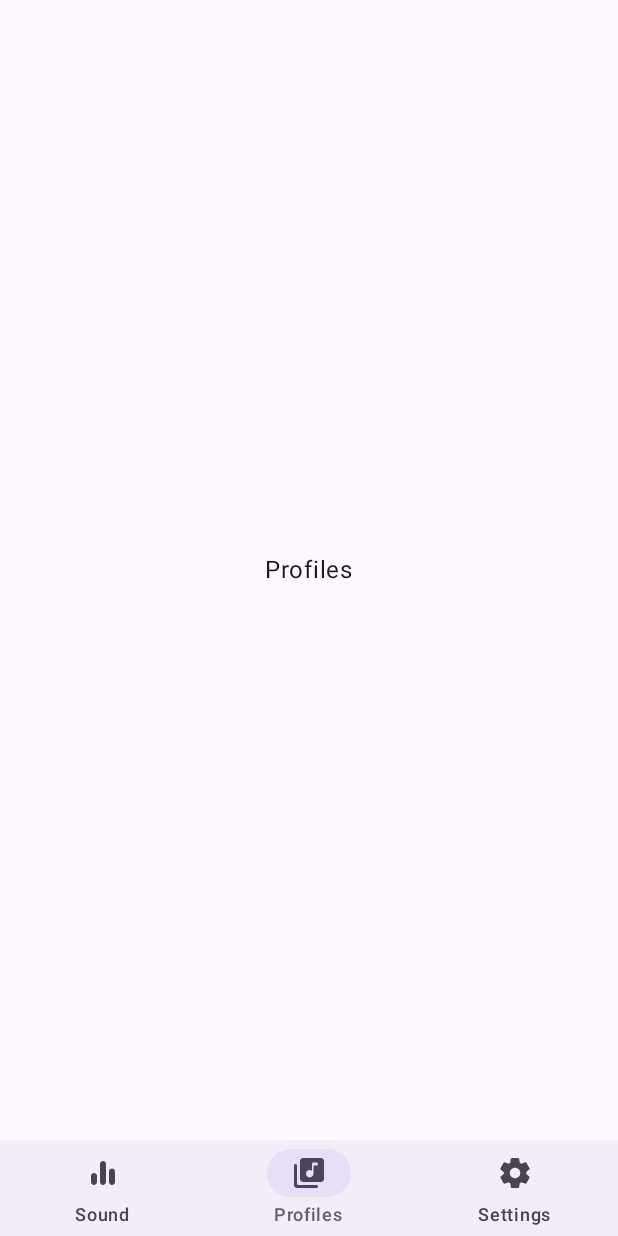
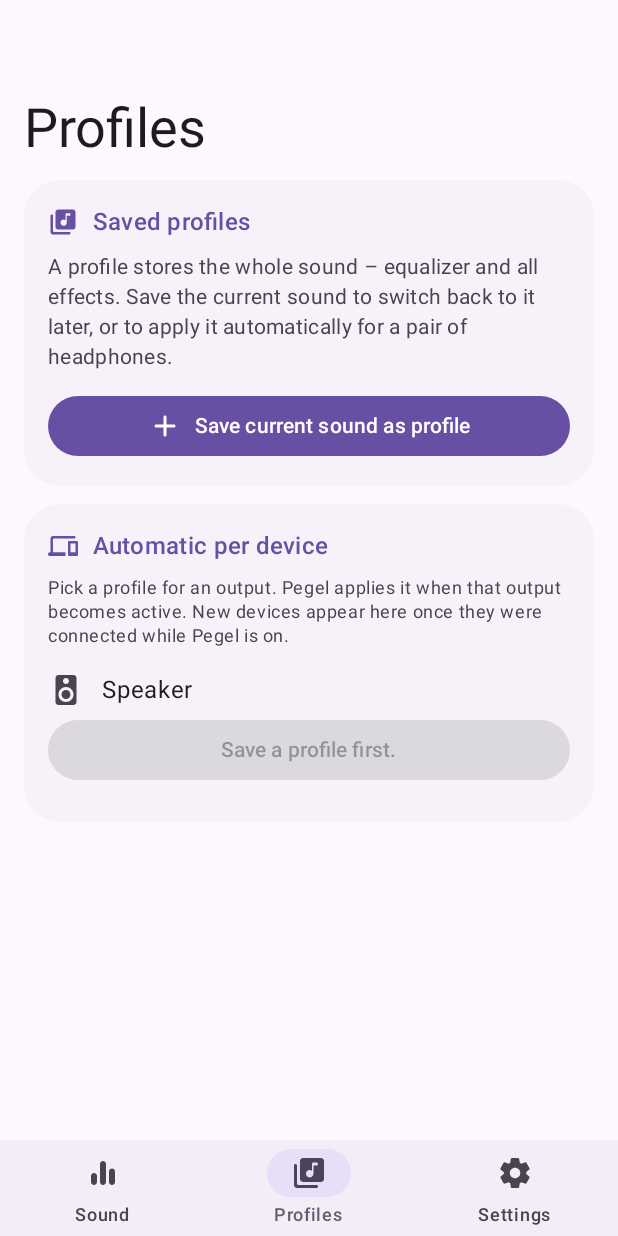
Before and after one commit to pepperonas/pegel, an Android app built with Jetpack Compose: the screen it shows after launch (MainActivity), item 2 of the bottom bar chosen, on a phone screen of 412 x 824 dp. Run offline under Robolectric (Android 15) with nearby library versions, the phone set to English and light mode, and no system bars; our stand-ins replace Room's generated code.

Commit message:
feat(ui): profiles and per-device bindings
Co-Authored-By: Claude Fable 5.2 <noreply@anthropic.com>
Claude-Session: https://claude.ai/code/session_01EThJFmoBRNW2TE7CD3JdLp

```diff
--- a/app/src/main/java/io/celox/pegel/MainActivity.kt
+++ b/app/src/main/java/io/celox/pegel/MainActivity.kt
@@ -33,6 +33,7 @@ import androidx.navigation.compose.currentBackStackEntryAsState
 import androidx.navigation.compose.rememberNavController
 import io.celox.pegel.service.ServiceStarter
 import io.celox.pegel.service.handleSessionIntent
+import io.celox.pegel.ui.profiles.ProfilesScreen
 import io.celox.pegel.ui.sound.SoundScreen
 import io.celox.pegel.ui.theme.PegelTheme
 import io.celox.pegel.ui.theme.ThemeMode
@@ -101,7 +102,7 @@ fun PegelRoot() {
     ) { padding ->
         NavHost(nav, startDestination = Destination.SOUND.route, modifier = Modifier.padding(padding)) {
             composable(Destination.SOUND.route) { SoundScreen(onOpenProfiles = { go(Destination.PROFILES) }) }
-            composable(Destination.PROFILES.route) { Placeholder(Destination.PROFILES) }
+            composable(Destination.PROFILES.route) { ProfilesScreen() }
             composable(Destination.SETTINGS.route) { Placeholder(Destination.SETTINGS) }
         }
     }
--- /dev/null
+++ b/app/src/main/java/io/celox/pegel/ui/profiles/ProfilesScreen.kt
@@ -0,0 +1,285 @@
+package io.celox.pegel.ui.profiles
+
+import androidx.compose.foundation.clickable
+import androidx.compose.foundation.layout.Arrangement
+import androidx.compose.foundation.layout.Box
+import androidx.compose.foundation.layout.Column
+import androidx.compose.foundation.layout.ColumnScope
+import androidx.compose.foundation.layout.Row
+import androidx.compose.foundation.layout.Spacer
+import androidx.compose.foundation.layout.WindowInsets
+import androidx.compose.foundation.layout.fillMaxSize
+import androidx.compose.foundation.layout.fillMaxWidth
+import androidx.compose.foundation.layout.padding
+import androidx.compose.foundation.layout.size
+import androidx.compose.foundation.layout.width
+import androidx.compose.foundation.rememberScrollState
+import androidx.compose.foundation.verticalScroll
+import androidx.compose.material.icons.Icons
+import androidx.compose.material.icons.rounded.Add
+import androidx.compose.material.icons.rounded.Bluetooth
+import androidx.compose.material.icons.rounded.Close
+import androidx.compose.material.icons.rounded.Devices
+import androidx.compose.material.icons.rounded.ExpandMore
+import androidx.compose.material.icons.rounded.Headphones
+import androidx.compose.material.icons.rounded.LibraryMusic
+import androidx.compose.material.icons.rounded.MoreVert
+import androidx.compose.material.icons.rounded.Speaker
+import androidx.compose.material.icons.rounded.SpeakerGroup
+import androidx.compose.material.icons.rounded.Usb
+import androidx.compose.material3.AlertDialog
+import androidx.compose.material3.Button
+import androidx.compose.material3.DropdownMenu
+import androidx.compose.material3.DropdownMenuItem
+import androidx.compose.material3.ExperimentalMaterial3Api
+import androidx.compose.material3.FilledTonalButton
+import androidx.compose.material3.HorizontalDivider
+import androidx.compose.material3.Icon
+import androidx.compose.material3.IconButton
+import androidx.compose.material3.LargeFlexibleTopAppBar
+import androidx.compose.material3.MaterialTheme
+import androidx.compose.material3.Scaffold
+import androidx.compose.material3.Surface
+import androidx.compose.material3.Text
+import androidx.compose.material3.TextButton
+import androidx.compose.material3.TopAppBarDefaults
+import androidx.compose.runtime.Composable
+import androidx.compose.runtime.getValue
+import androidx.compose.runtime.mutableStateOf
+import androidx.compose.runtime.remember
+import androidx.compose.runtime.saveable.rememberSaveable
+import androidx.compose.runtime.setValue
+import androidx.compose.ui.Alignment
+import androidx.compose.ui.Modifier
+import androidx.compose.ui.graphics.vector.ImageVector
+import androidx.compose.ui.input.nestedscroll.nestedScroll
+import androidx.compose.ui.platform.LocalContext
+import androidx.compose.ui.res.stringResource
+import androidx.compose.ui.text.style.TextOverflow
+import androidx.compose.ui.unit.dp
+import androidx.lifecycle.compose.collectAsStateWithLifecycle
+import androidx.lifecycle.viewmodel.compose.viewModel
+import io.celox.pegel.R
+import io.celox.pegel.container
+import io.celox.pegel.data.Profile
+import io.celox.pegel.device.DeviceKind
+import io.celox.pegel.device.DeviceWatcher
+import io.celox.pegel.ui.common.NameDialog
+import io.celox.pegel.ui.common.SectionCard
+
+@OptIn(ExperimentalMaterial3Api::class)
+@Composable
+fun ProfilesScreen(extraActions: @Composable ColumnScope.(ProfilesViewModel) -> Unit = {}) {
+    val context = LocalContext.current
+    val watcher = remember { DeviceWatcher(context) }
+    val vm: ProfilesViewModel = viewModel(factory = ProfilesViewModel.factory(context.container, watcher.active))
+    val ui by vm.ui.collectAsStateWithLifecycle()
+
+    var askNew by rememberSaveable { mutableStateOf(false) }
+    var renaming by remember { mutableStateOf<Profile?>(null) }
+    var deleting by remember { mutableStateOf<Profile?>(null) }
+
+    val scrollBehavior = TopAppBarDefaults.exitUntilCollapsedScrollBehavior()
+    Scaffold(
+        modifier = Modifier.nestedScroll(scrollBehavior.nestedScrollConnection),
+        contentWindowInsets = WindowInsets(0, 0, 0, 0),
+        topBar = {
+            LargeFlexibleTopAppBar(
+                title = { Text(stringResource(R.string.profiles_title)) },
+                scrollBehavior = scrollBehavior,
+            )
+        },
+    ) { padding ->
+        Column(
+            Modifier.fillMaxSize().padding(padding).verticalScroll(rememberScrollState())
+                .padding(start = 16.dp, end = 16.dp, bottom = 24.dp),
+            verticalArrangement = Arrangement.spacedBy(12.dp),
+        ) {
+            ui.changed?.let { ChangedBanner(it.name, onSave = vm::save, onDiscard = vm::discard) }
+
+            SectionCard(title = stringResource(R.string.profiles_section), icon = Icons.Rounded.LibraryMusic, index = 0) {
+                if (ui.rows.isEmpty()) {
+                    Text(
+                        stringResource(R.string.profiles_empty), style = MaterialTheme.typography.bodyMedium,
+                        color = MaterialTheme.colorScheme.onSurfaceVariant,
+                    )
+                }
+                ui.rows.forEachIndexed { i, row ->
+                    if (i > 0) HorizontalDivider(color = MaterialTheme.colorScheme.outlineVariant)
+                    ProfileItem(
+                        row, onLoad = { vm.load(row.profile.id) },
+                        onRename = { renaming = row.profile }, onDelete = { deleting = row.profile },
+                    )
+                }
+                Button(onClick = { askNew = true }, modifier = Modifier.fillMaxWidth().padding(top = 4.dp)) {
+                    Icon(Icons.Rounded.Add, contentDescription = null)
+                    Spacer(Modifier.width(8.dp))
+                    Text(stringResource(R.string.profiles_save_new), maxLines = 1, overflow = TextOverflow.Ellipsis)
+                }
+                extraActions(vm)
+            }
+
+            SectionCard(title = stringResource(R.string.devices_section), icon = Icons.Rounded.Devices, index = 1) {
+                Text(
+                    stringResource(R.string.devices_hint), style = MaterialTheme.typography.bodySmall,
+                    color = MaterialTheme.colorScheme.onSurfaceVariant,
+                )
+                ui.devices.forEachIndexed { i, device ->
+                    if (i > 0) HorizontalDivider(color = MaterialTheme.colorScheme.outlineVariant)
+                    DeviceItem(
+                        device, profiles = ui.rows.map { it.profile },
+                        onBind = { vm.bind(device, it) }, onForget = { vm.forget(device.key) },
+                    )
+                }
+                if (ui.devices.size > 1) {
+                    Text(
+                        stringResource(R.string.devices_same_name_hint), style = MaterialTheme.typography.bodySmall,
+                        color = MaterialTheme.colorScheme.onSurfaceVariant,
+                    )
+                }
+            }
+        }
+    }
+
+    if (askNew) {
+        NameDialog(stringResource(R.string.profiles_new_title), onDismiss = { askNew = false }, onConfirm = { vm.saveAs(it) })
+    }
+    renaming?.let { p ->
+        NameDialog(
+            stringResource(R.string.profiles_rename_title), initial = p.name,
+            onDismiss = { renaming = null }, onConfirm = { vm.rename(p.id, it) },
+        )
+    }
+    deleting?.let { p ->
+        AlertDialog(
+            onDismissRequest = { deleting = null },
+            title = { Text(stringResource(R.string.profiles_delete_title, p.name)) },
+            text = { Text(stringResource(R.string.profiles_delete_text)) },
+            confirmButton = {
+                TextButton(onClick = { vm.delete(p.id); deleting = null }) { Text(stringResource(R.string.profiles_delete)) }
+            },
+            dismissButton = { TextButton(onClick = { deleting = null }) { Text(stringResource(R.string.dialog_cancel)) } },
+        )
+    }
+}
+
+@Composable
+private fun ChangedBanner(name: String, onSave: () -> Unit, onDiscard: () -> Unit) {
+    Surface(
+        color = MaterialTheme.colorScheme.tertiaryContainer,
+        contentColor = MaterialTheme.colorScheme.onTertiaryContainer,
+        shape = MaterialTheme.shapes.large,
+        modifier = Modifier.fillMaxWidth(),
+    ) {
+        Column(Modifier.padding(16.dp), verticalArrangement = Arrangement.spacedBy(8.dp)) {
+            Text(stringResource(R.string.profiles_changed_title, name), style = MaterialTheme.typography.titleSmall)
+            Row(horizontalArrangement = Arrangement.spacedBy(8.dp)) {
+                Button(onClick = onSave) { Text(stringResource(R.string.profiles_save_changes)) }
+                TextButton(onClick = onDiscard) { Text(stringResource(R.string.profiles_discard)) }
+            }
+        }
+    }
+}
+
+@Composable
+private fun ProfileItem(row: ProfileRow, onLoad: () -> Unit, onRename: () -> Unit, onDelete: () -> Unit) {
+    var menu by remember { mutableStateOf(false) }
+    Row(
+        Modifier.fillMaxWidth().clickable(onClick = onLoad).padding(vertical = 8.dp),
+        verticalAlignment = Alignment.CenterVertically,
+    ) {
+        Column(Modifier.weight(1f)) {
+            Text(
+                if (row.modified) stringResource(R.string.profile_modified, row.profile.name) else row.profile.name,
+                style = MaterialTheme.typography.bodyLarge, maxLines = 1, overflow = TextOverflow.Ellipsis,
+                color = if (row.active) MaterialTheme.colorScheme.primary else MaterialTheme.colorScheme.onSurface,
+            )
+            val bound = row.boundTo.map { deviceLabel(it.label, io.celox.pegel.device.OutputDevice.kindOfKey(it.key)) }
+            val sub = listOfNotNull(
+                stringResource(R.string.profiles_active).takeIf { row.active },
+                bound.takeIf { it.isNotEmpty() }?.let { stringResource(R.string.profiles_bound_to, it.joinToString()) },
+            )
+            if (sub.isNotEmpty()) {
+                Text(
+                    sub.joinToString(" · "), style = MaterialTheme.typography.bodySmall,
+                    color = MaterialTheme.colorScheme.onSurfaceVariant, maxLines = 2, overflow = TextOverflow.Ellipsis,
+                )
+            }
+        }
+        Box {
+            IconButton(onClick = { menu = true }) {
+                Icon(Icons.Rounded.MoreVert, contentDescription = stringResource(R.string.profiles_menu, row.profile.name))
+            }
+            DropdownMenu(expanded = menu, onDismissRequest = { menu = false }) {
+                DropdownMenuItem(text = { Text(stringResource(R.string.profiles_rename)) }, onClick = { menu = false; onRename() })
+                DropdownMenuItem(text = { Text(stringResource(R.string.profiles_delete)) }, onClick = { menu = false; onDelete() })
+            }
+        }
+    }
+}
+
+@Composable
+private fun DeviceItem(device: DeviceRow, profiles: List<Profile>, onBind: (Long?) -> Unit, onForget: () -> Unit) {
+    var menu by remember { mutableStateOf(false) }
+    val label = deviceLabel(device.label, device.kind)
+    Column(Modifier.fillMaxWidth().padding(vertical = 8.dp), verticalArrangement = Arrangement.spacedBy(4.dp)) {
+        Row(verticalAlignment = Alignment.CenterVertically) {
+            Icon(kindIcon(device.kind), contentDescription = null, modifier = Modifier.size(24.dp),
+                tint = MaterialTheme.colorScheme.onSurfaceVariant)
+            Spacer(Modifier.width(12.dp))
+            Column(Modifier.weight(1f)) {
+                Text(label, style = MaterialTheme.typography.bodyLarge, maxLines = 1, overflow = TextOverflow.Ellipsis)
+                if (device.connected) {
+                    Text(stringResource(R.string.devices_connected), style = MaterialTheme.typography.bodySmall,
+                        color = MaterialTheme.colorScheme.primary)
+                }
+            }
+            if (device.forgettable && !device.connected) {
+                IconButton(onClick = onForget) {
+                    Icon(Icons.Rounded.Close, contentDescription = stringResource(R.string.devices_forget, label))
+                }
+            }
+        }
+        Box {
+            FilledTonalButton(onClick = { menu = true }, enabled = profiles.isNotEmpty(), modifier = Modifier.fillMaxWidth()) {
+                Text(
+                    when {
+                        profiles.isEmpty() -> stringResource(R.string.devices_need_profile)
+                        else -> profiles.firstOrNull { it.id == device.profileId }?.name ?: stringResource(R.string.devices_no_profile)
+                    },
+                    maxLines = 1, overflow = TextOverflow.Ellipsis, modifier = Modifier.weight(1f, fill = false),
+                )
+                if (profiles.isNotEmpty()) Icon(Icons.Rounded.ExpandMore, contentDescription = null)
+            }
+            DropdownMenu(expanded = menu, onDismissRequest = { menu = false }) {
+                DropdownMenuItem(text = { Text(stringResource(R.string.devices_no_profile)) }, onClick = { menu = false; onBind(null) })
+                profiles.forEach { p ->
+                    DropdownMenuItem(text = { Text(p.name) }, onClick = { menu = false; onBind(p.id) })
+                }
+            }
+        }
+    }
+}
+
+/** A device's own name, or what kind of output it is when it has none. */
+@Composable
+fun deviceLabel(name: String, kind: DeviceKind): String = when {
+    kind == DeviceKind.SPEAKER -> stringResource(R.string.device_speaker)
+    name.isNotBlank() -> name
+    else -> stringResource(
+        when (kind) {
+            DeviceKind.WIRED -> R.string.device_kind_wired
+            DeviceKind.USB -> R.string.device_kind_usb
+            DeviceKind.BLUETOOTH -> R.string.device_kind_bluetooth
+            else -> R.string.device_kind_other
+        }
+    )
+}
+
+private fun kindIcon(kind: DeviceKind): ImageVector = when (kind) {
+    DeviceKind.SPEAKER -> Icons.Rounded.Speaker
+    DeviceKind.WIRED -> Icons.Rounded.Headphones
+    DeviceKind.USB -> Icons.Rounded.Usb
+    DeviceKind.BLUETOOTH -> Icons.Rounded.Bluetooth
+    DeviceKind.OTHER -> Icons.Rounded.SpeakerGroup
+}
--- /dev/null
+++ b/app/src/main/java/io/celox/pegel/ui/profiles/ProfilesUi.kt
@@ -0,0 +1,44 @@
+package io.celox.pegel.ui.profiles
+
+import io.celox.pegel.data.DeviceEntity
+import io.celox.pegel.data.Profile
+import io.celox.pegel.device.DeviceKind
+import io.celox.pegel.device.OutputDevice
+
+data class ProfileRow(val profile: Profile, val active: Boolean, val modified: Boolean, val boundTo: List<DeviceEntity>)
+
+/** [label] may be empty (nameless device, or the speaker) — the UI falls back to the kind's name. */
+data class DeviceRow(
+    val key: String,
+    val label: String,
+    val kind: DeviceKind,
+    val profileId: Long?,
+    val connected: Boolean,
+    val forgettable: Boolean,
+)
+
+fun buildProfileRows(profiles: List<Profile>, activeId: Long?, modified: Boolean, devices: List<DeviceEntity>): List<ProfileRow> =
+    profiles.map { p ->
+        val active = p.id == activeId
+        ProfileRow(p, active, modified = active && modified, boundTo = devices.filter { it.profileId == p.id })
+    }
+
+/**
+ * The outputs a profile can be bound to: the speaker first (it always exists, seen or not), then
+ * every stored device by name, plus the connected one if it is not stored yet.
+ */
+fun buildDeviceRows(devices: List<DeviceEntity>, connected: OutputDevice?): List<DeviceRow> {
+    val stored = devices.associateBy { it.key }
+    val speaker = DeviceRow(
+        key = OutputDevice.SPEAKER_KEY, label = "", kind = DeviceKind.SPEAKER,
+        profileId = stored[OutputDevice.SPEAKER_KEY]?.profileId,
+        connected = connected?.key == OutputDevice.SPEAKER_KEY, forgettable = false,
+    )
+    val others = devices.filter { it.key != OutputDevice.SPEAKER_KEY }.map {
+        DeviceRow(it.key, it.label, OutputDevice.kindOfKey(it.key), it.profileId, connected?.key == it.key, forgettable = true)
+    }.toMutableList()
+    if (connected != null && connected.key != OutputDevice.SPEAKER_KEY && connected.key !in stored) {
+        others += DeviceRow(connected.key, connected.name.trim(), connected.kind, null, connected = true, forgettable = true)
+    }
+    return listOf(speaker) + others.sortedBy { it.label.lowercase() }
+}
--- /dev/null
+++ b/app/src/main/java/io/celox/pegel/ui/profiles/ProfilesViewModel.kt
@@ -0,0 +1,62 @@
+package io.celox.pegel.ui.profiles
+
+import androidx.lifecycle.ViewModel
+import androidx.lifecycle.viewModelScope
+import androidx.lifecycle.viewmodel.initializer
+import androidx.lifecycle.viewmodel.viewModelFactory
+import io.celox.pegel.AppContainer
+import io.celox.pegel.data.NameError
+import io.celox.pegel.data.NameException
+import io.celox.pegel.data.Profile
+import io.celox.pegel.device.OutputDevice
+import kotlinx.coroutines.flow.Flow
+import kotlinx.coroutines.flow.SharingStarted
+import kotlinx.coroutines.flow.StateFlow
+import kotlinx.coroutines.flow.combine
+import kotlinx.coroutines.flow.stateIn
+import kotlinx.coroutines.launch
+
+data class ProfilesUi(
+    val rows: List<ProfileRow> = emptyList(),
+    val devices: List<DeviceRow> = buildDeviceRows(emptyList(), null),
+    /** Set while the active profile differs from what is stored. */
+    val changed: Profile? = null,
+)
+
+/** Glue only: the decisions live in [buildProfileRows] and [buildDeviceRows]. */
+class ProfilesViewModel(container: AppContainer, connected: Flow<OutputDevice?>) : ViewModel() {
+    private val repo = container.repository
+
+    val ui: StateFlow<ProfilesUi> = combine(
+        repo.profiles, repo.devices, repo.activeProfile, repo.modified, connected,
+    ) { profiles, devices, active, modified, device ->
+        ProfilesUi(
+            rows = buildProfileRows(profiles, active?.id, modified, devices),
+            devices = buildDeviceRows(devices, device),
+            changed = active.takeIf { modified },
+        )
+    }.stateIn(viewModelScope, SharingStarted.Eagerly, ProfilesUi())
+
+    fun load(id: Long) { viewModelScope.launch { repo.loadProfile(id) } }
+    fun save() { viewModelScope.launch { repo.saveActiveProfile() } }
+    fun discard() { viewModelScope.launch { repo.discardChanges() } }
+    fun delete(id: Long) { viewModelScope.launch { repo.deleteProfile(id) } }
+    fun bind(row: DeviceRow, profileId: Long?) {
+        viewModelScope.launch {
+            repo.seeDevice(row.key, row.label)
+            repo.bindDevice(row.key, profileId)
+        }
+    }
+    fun forget(key: String) { viewModelScope.launch { repo.forgetDevice(key) } }
+
+    suspend fun saveAs(name: String): NameError? = error(repo.saveAsProfile(name))
+    suspend fun rename(id: Long, name: String): NameError? = error(repo.renameProfile(id, name))
+
+    private fun error(r: Result<*>) = (r.exceptionOrNull() as? NameException)?.error
+
+    companion object {
+        fun factory(container: AppContainer, connected: Flow<OutputDevice?>) = viewModelFactory {
+            initializer { ProfilesViewModel(container, connected) }
+        }
+    }
+}
--- a/app/src/main/res/values/strings.xml
+++ b/app/src/main/res/values/strings.xml
@@ -73,4 +73,31 @@
     <string name="preset_acoustic">Acoustic</string>
     <string name="preset_vshape">V-shape</string>
     <string name="preset_speech">Speech</string>
+    <string name="profiles_title">Profiles</string>
+    <string name="profiles_section">Saved profiles</string>
+    <string name="profiles_empty">A profile stores the whole sound – equalizer and all effects. Save the current sound to switch back to it later, or to apply it automatically for a pair of headphones.</string>
+    <string name="profiles_save_new">Save current sound as profile</string>
+    <string name="profiles_new_title">New profile</string>
+    <string name="profiles_rename_title">Rename profile</string>
+    <string name="profiles_active">Active</string>
+    <string name="profiles_changed_title">“%1$s” has unsaved changes</string>
+    <string name="profiles_save_changes">Save</string>
+    <string name="profiles_discard">Discard</string>
+    <string name="profiles_menu">More options for %1$s</string>
+    <string name="profiles_rename">Rename</string>
+    <string name="profiles_delete">Delete</string>
+    <string name="profiles_delete_title">Delete “%1$s”?</string>
+    <string name="profiles_delete_text">Devices that use this profile will no longer change the sound automatically.</string>
+    <string name="profiles_bound_to">Automatic for %1$s</string>
+    <string name="devices_section">Automatic per device</string>
+    <string name="devices_hint">Pick a profile for an output. Pegel applies it when that output becomes active. New devices appear here once they were connected while Pegel is on.</string>
+    <string name="devices_same_name_hint">Devices of the same model share one entry.</string>
+    <string name="devices_connected">Connected</string>
+    <string name="devices_no_profile">No profile</string>
+    <string name="devices_forget">Forget %1$s</string>
+    <string name="devices_need_profile">Save a profile first.</string>
+    <string name="device_kind_wired">Wired headphones</string>
+    <string name="device_kind_usb">USB audio</string>
+    <string name="device_kind_bluetooth">Bluetooth device</string>
+    <string name="device_kind_other">Other output</string>
 </resources>
```
Also changed, not shown: 2 other files.
